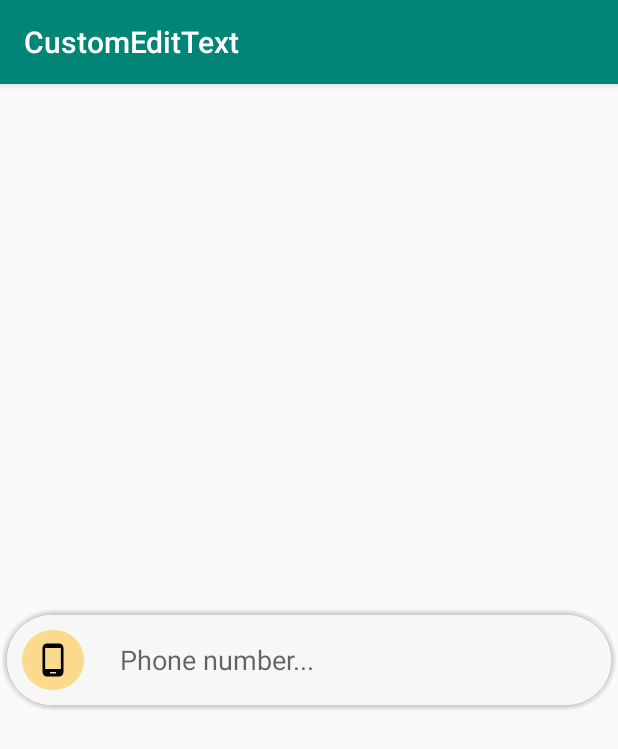
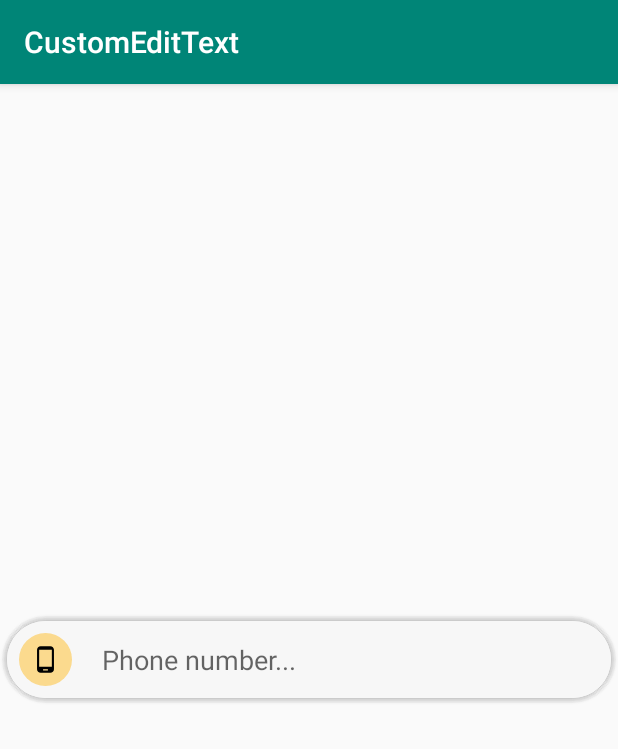
Before and after one commit to faramarzaf/CustomEditText, an Android app: the screen it shows after launch (MainActivity), on a phone screen of 412 x 824 dp. Shown: the top 749 px of the screen. Run offline under Robolectric (Android 15) with nearby library versions, the phone set to English and light mode, and no system bars.

Commit message:
ready to release

```diff
--- a/app/build.gradle
+++ b/app/build.gradle
@@ -6,8 +6,8 @@ android {
         applicationId "com.faraaf.tictacdev.customedittext"
         minSdkVersion 18
         targetSdkVersion 28
-        versionCode 1
-        versionName "1.0"
+        versionCode 100
+        versionName "1.0.0"
         testInstrumentationRunner "androidx.test.runner.AndroidJUnitRunner"
     }
     buildTypes {
--- a/app/src/main/java/com/faraaf/tictacdev/customedittext/CustomEditText.java
+++ b/app/src/main/java/com/faraaf/tictacdev/customedittext/FastEditText.java
@@ -9,7 +9,10 @@ import android.graphics.Color;
 import android.graphics.Typeface;
 import android.graphics.drawable.Drawable;
 import android.os.Build;
+import android.text.Editable;
+import android.text.InputFilter;
 import android.text.InputType;
+import android.text.TextWatcher;
 import android.util.AttributeSet;
 import android.util.Log;
 import android.util.TypedValue;
@@ -24,7 +27,7 @@ import androidx.annotation.RequiresApi;
  * @author Faramarz Afzali
  * @since Feb 2, 2019
  */
-public class CustomEditText extends LinearLayout {
+public class FastEditText extends LinearLayout {
 
 
     private View rootView;
@@ -34,6 +37,7 @@ public class CustomEditText extends LinearLayout {
     private Drawable srcIcon;
     private int defaultTextColor;
     private int inputType;
+    private int maxLength;
     private int backgroundIconColor;
     private float textSize;
     private String hint;
@@ -41,13 +45,13 @@ public class CustomEditText extends LinearLayout {
     private String fontFamily;
 
 
-    public CustomEditText(Context context) {
+    public FastEditText(Context context) {
         super(context);
         init(context);
     }
 
     @RequiresApi(api = Build.VERSION_CODES.LOLLIPOP)
-    public CustomEditText(Context context, AttributeSet attrs) {
+    public FastEditText(Context context, AttributeSet attrs) {
         super(context, attrs);
         init(context);
         setHint(attrs);
@@ -57,11 +61,12 @@ public class CustomEditText extends LinearLayout {
         setIconResource(attrs);
         setBackgroundIconColor(attrs);
         setTextSize(attrs);
-        setFont(context,attrs);
+        setFont(context, attrs);
+        setMaxLength(context, attrs);
     }
 
     @TargetApi(Build.VERSION_CODES.LOLLIPOP)
-    public CustomEditText(Context context, AttributeSet attrs, int defStyleAttr) {
+    public FastEditText(Context context, AttributeSet attrs, int defStyleAttr) {
         super(context, attrs, defStyleAttr);
         init(context);
         setHint(attrs);
@@ -72,6 +77,7 @@ public class CustomEditText extends LinearLayout {
         setBackgroundIconColor(attrs);
         setTextSize(attrs);
         setFont(context, attrs);
+        setMaxLength(context, attrs);
     }
 
     @SuppressLint("ClickableViewAccessibility")
@@ -84,16 +90,16 @@ public class CustomEditText extends LinearLayout {
 
     private void setHint(AttributeSet set) {
         checkNullSet(set);
-        typedArray = getContext().obtainStyledAttributes(set, R.styleable.CustomEditText);
-        hint = typedArray.getString(R.styleable.CustomEditText_hint);
+        typedArray = getContext().obtainStyledAttributes(set, R.styleable.FastEditText);
+        hint = typedArray.getString(R.styleable.FastEditText_hint);
         mainEditText.setHint(hint);
         typedArray.recycle();
     }
 
     private void setDefaultText(AttributeSet set) {
         checkNullSet(set);
-        typedArray = getContext().obtainStyledAttributes(set, R.styleable.CustomEditText);
-        defaultText = typedArray.getString(R.styleable.CustomEditText_defaultText);
+        typedArray = getContext().obtainStyledAttributes(set, R.styleable.FastEditText);
+        defaultText = typedArray.getString(R.styleable.FastEditText_defaultText);
         mainEditText.setText(defaultText);
         typedArray.recycle();
     }
@@ -101,8 +107,8 @@ public class CustomEditText extends LinearLayout {
 
     private void setInputType(AttributeSet set) {
         checkNullSet(set);
-        typedArray = getContext().obtainStyledAttributes(set, R.styleable.CustomEditText);
-        inputType = typedArray.getInt(R.styleable.CustomEditText_inputType, 0);
+        typedArray = getContext().obtainStyledAttributes(set, R.styleable.FastEditText);
+        inputType = typedArray.getInt(R.styleable.FastEditText_inputType, 0);
         switch (inputType) {
             case 0:
                 mainEditText.setInputType(InputType.TYPE_CLASS_TEXT);
@@ -126,16 +132,16 @@ public class CustomEditText extends LinearLayout {
 
     private void setDefaultTextColor(AttributeSet set) {
         checkNullSet(set);
-        typedArray = getContext().obtainStyledAttributes(set, R.styleable.CustomEditText);
-        defaultTextColor = typedArray.getInt(R.styleable.CustomEditText_defaultTextColor, Color.BLACK);
+        typedArray = getContext().obtainStyledAttributes(set, R.styleable.FastEditText);
+        defaultTextColor = typedArray.getInt(R.styleable.FastEditText_defaultTextColor, Color.BLACK);
         mainEditText.setTextColor(defaultTextColor);
         typedArray.recycle();
     }
 
     private void setIconResource(AttributeSet set) {
         checkNullSet(set);
-        typedArray = getContext().obtainStyledAttributes(set, R.styleable.CustomEditText);
-        srcIcon = typedArray.getDrawable(R.styleable.CustomEditText_srcIconEditText);
+        typedArray = getContext().obtainStyledAttributes(set, R.styleable.FastEditText);
+        srcIcon = typedArray.getDrawable(R.styleable.FastEditText_srcIconEditText);
         editTextIcon.setImageDrawable(srcIcon);
     }
 
@@ -143,24 +149,32 @@ public class CustomEditText extends LinearLayout {
     @RequiresApi(api = Build.VERSION_CODES.LOLLIPOP)
     private void setBackgroundIconColor(AttributeSet set) {
         checkNullSet(set);
-        typedArray = getContext().obtainStyledAttributes(set, R.styleable.CustomEditText);
-        backgroundIconColor = typedArray.getColor(R.styleable.CustomEditText_backgroundIconColor, Color.GRAY);
+        typedArray = getContext().obtainStyledAttributes(set, R.styleable.FastEditText);
+        backgroundIconColor = typedArray.getColor(R.styleable.FastEditText_backgroundIconColor, Color.GRAY);
         editTextIcon.setBackgroundTintList(ColorStateList.valueOf(backgroundIconColor));
     }
 
 
     private void setTextSize(AttributeSet set) {
         checkNullSet(set);
-        typedArray = getContext().obtainStyledAttributes(set, R.styleable.CustomEditText);
-        textSize = typedArray.getDimension(R.styleable.CustomEditText_textSize, 18f);
+        typedArray = getContext().obtainStyledAttributes(set, R.styleable.FastEditText);
+        textSize = typedArray.getDimension(R.styleable.FastEditText_textSize, 18f);
         mainEditText.setTextSize(TypedValue.COMPLEX_UNIT_SP, textSize);
     }
 
     private void setFont(Context ctx, AttributeSet attrs) {
         checkNullSet(attrs);
-        typedArray = ctx.obtainStyledAttributes(attrs, R.styleable.CustomEditText);
-        fontFamily = typedArray.getString(R.styleable.CustomEditText_customFontFamily);
+        typedArray = ctx.obtainStyledAttributes(attrs, R.styleable.FastEditText);
+        fontFamily = typedArray.getString(R.styleable.FastEditText_customFontFamily);
         prepareFont(ctx, fontFamily);
+        typedArray.recycle();
+    }
+
+    private void setMaxLength(Context ctx, AttributeSet attrs) {
+        checkNullSet(attrs);
+        typedArray = ctx.obtainStyledAttributes(attrs, R.styleable.FastEditText);
+        maxLength = typedArray.getInteger(R.styleable.FastEditText_maxLength, Integer.MAX_VALUE);
+        setMaxLength(maxLength);
         typedArray.recycle();
     }
 
@@ -190,8 +204,35 @@ public class CustomEditText extends LinearLayout {
         return mainEditText.length();
     }
 
-    public void setText(String text){
+    public void setText(String text) {
         mainEditText.setText(text);
     }
 
+    private void setMaxLength(final int maxLength) {
+        mainEditText.addTextChangedListener(new TextWatcher() {
+            @Override
+            public void beforeTextChanged(CharSequence s, int start, int count, int after) {
+            }
+
+            @Override
+            public void onTextChanged(CharSequence s, int start, int before, int count) {
+                int lent = mainEditText.length();
+                if (lent >= maxLength) {
+                    blockTextView(maxLength);
+                }
+            }
+
+            @Override
+            public void afterTextChanged(Editable s) {
+            }
+        });
+    }
+
+
+    private void blockTextView(int maxLength) {
+        InputFilter[] filterArray = new InputFilter[1];
+        filterArray[0] = new InputFilter.LengthFilter(maxLength);
+        mainEditText.setFilters(filterArray);
+    }
+
 }
--- a/app/src/main/java/com/faraaf/tictacdev/customedittext/MainActivity.java
+++ b/app/src/main/java/com/faraaf/tictacdev/customedittext/MainActivity.java
@@ -1,8 +1,8 @@
 package com.faraaf.tictacdev.customedittext;
 
+import android.os.Bundle;
+
 import androidx.appcompat.app.AppCompatActivity;
-
-import android.os.Bundle;
 
 public class MainActivity extends AppCompatActivity {
 
--- a/app/src/main/res/layout/activity_main.xml
+++ b/app/src/main/res/layout/activity_main.xml
@@ -9,13 +9,16 @@
     android:orientation="vertical"
     tools:context=".MainActivity">
 
-    <com.faraaf.tictacdev.customedittext.CustomEditText
+    <com.faraaf.tictacdev.customedittext.FastEditText
+        android:id="@+id/editText"
         android:layout_width="match_parent"
         android:layout_height="wrap_content"
         app:backgroundIconColor="#EEFFB100"
+        android:background="@drawable/bg_custom_edittext"
         app:hint="Phone number..."
         app:inputType="phone_number"
         app:srcIconEditText="@drawable/ic_phone"
+        app:maxLength="10"
         />
 
 </LinearLayout>
--- a/app/src/main/res/layout/layout_custom_edittext.xml
+++ b/app/src/main/res/layout/layout_custom_edittext.xml
@@ -1,31 +1,31 @@
 <?xml version="1.0" encoding="utf-8"?>
 <LinearLayout xmlns:android="http://schemas.android.com/apk/res/android"
     android:layout_width="match_parent"
-    android:layout_height="match_parent"
+    android:layout_height="wrap_content"
     android:orientation="vertical">
 
     <LinearLayout
         android:layout_width="match_parent"
-        android:layout_height="69dp"
-        android:background="@drawable/bg_custom_edittext"
+        android:layout_height="wrap_content"
+        android:gravity="center"
         android:orientation="horizontal">
 
         <ImageView
             android:id="@+id/editTextIcon"
-            android:layout_width="0dp"
-            android:layout_height="match_parent"
-            android:layout_margin="10dp"
-            android:layout_weight="1"
+            android:layout_width="35dp"
+            android:layout_height="35dp"
+            android:layout_margin="8dp"
             android:background="@drawable/bg_icon_edit_text"
             android:padding="8dp"
             android:src="@drawable/ic_phone" />
 
         <EditText
             android:id="@+id/mainEditText"
-            android:layout_width="0dp"
-            android:layout_height="match_parent"
-            android:layout_marginStart="10dp"
-            android:layout_weight="8"
+            android:layout_width="wrap_content"
+            android:layout_height="wrap_content"
+            android:layout_marginStart="8dp"
+            android:layout_marginEnd="8dp"
+            android:layout_weight="2"
             android:background="@android:color/transparent"
             android:padding="4dp" />
 
--- a/app/src/main/res/values/attrs_edit_text.xml
+++ b/app/src/main/res/values/attrs_edit_text.xml
@@ -2,7 +2,7 @@
 <resources>
 
 
-    <declare-styleable name="CustomEditText">
+    <declare-styleable name="FastEditText">
 
         <attr name="hint" format="string" />
         <attr name="defaultText" format="string" />
@@ -12,7 +12,7 @@
         <attr name="textSize" format="dimension" />
 
         <attr name="customFontFamily" format="string" />
-
+        <attr name="maxLength" format="integer" />
 
         <attr name="inputType">
             <enum name="text" value="0" />
```
